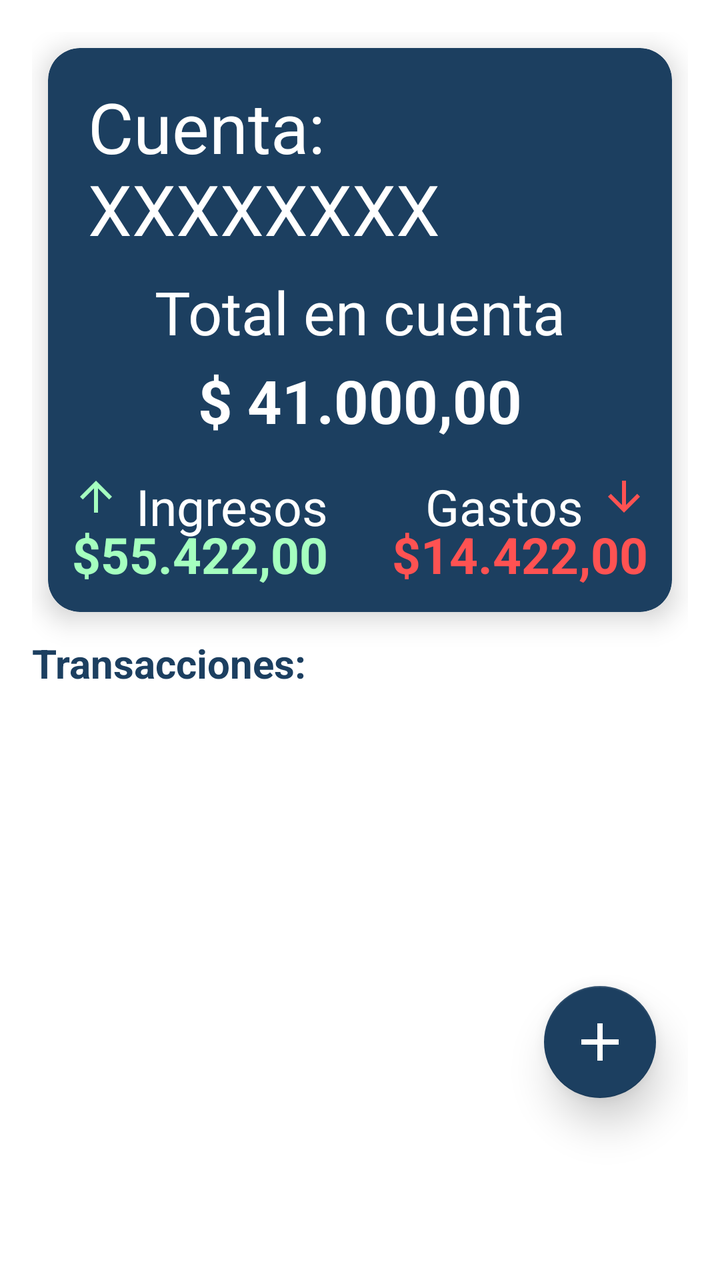
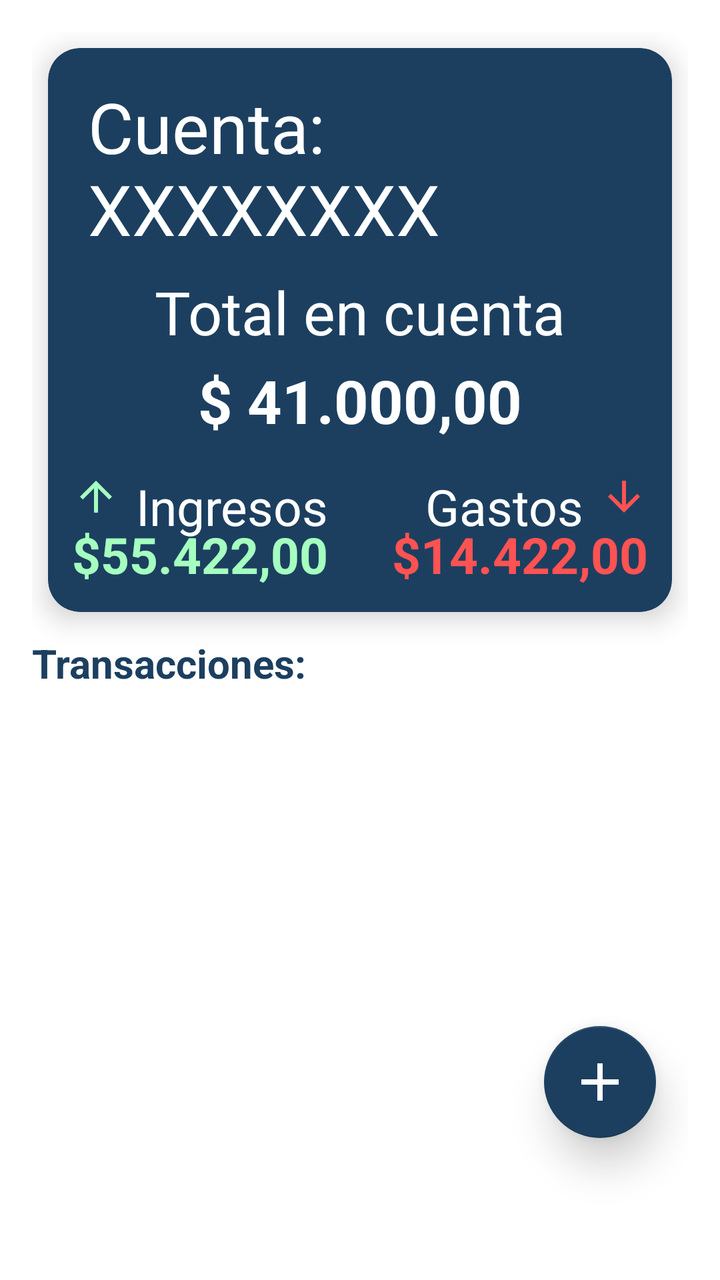

An Android layout rendered at two revisions. The XML below is the earlier revision; the diff shows what the commit changed to produce the second picture.
<!-- AndroidManifest.xml: application theme Theme.Parcial1amacn4avfiordaliso -->
<!-- res/layout/fragment_home.xml -->
<?xml version="1.0" encoding="utf-8"?>
<androidx.constraintlayout.widget.ConstraintLayout xmlns:android="http://schemas.android.com/apk/res/android"
    xmlns:app="http://schemas.android.com/apk/res-auto"
    xmlns:tools="http://schemas.android.com/tools"
    android:layout_width="match_parent"
    android:layout_height="match_parent"
    android:padding="16dp">

    <androidx.cardview.widget.CardView
        android:id="@+id/cardResumen"
        android:layout_width="0dp"
        android:layout_height="wrap_content"
        android:layout_margin="8dp"
        android:layout_marginBottom="12dp"
        app:cardCornerRadius="16dp"
        app:cardElevation="8dp"
        app:layout_constraintTop_toTopOf="parent"
        app:layout_constraintStart_toStartOf="parent"
        app:layout_constraintEnd_toEndOf="parent"
        android:backgroundTint="@color/colorPrimary">

        <androidx.constraintlayout.widget.ConstraintLayout
            android:layout_width="match_parent"
            android:layout_height="wrap_content"
            android:padding="12dp">

            <TextView
                android:id="@+id/tvCuenta"
                android:layout_width="wrap_content"
                android:layout_height="wrap_content"
                android:layout_marginStart="8dp"
                android:layout_marginTop="4dp"
                android:text="Cuenta: XXXXXXXX"
                android:textColor="@color/white"
                android:textSize="35sp"
                app:layout_constraintStart_toStartOf="parent"
                app:layout_constraintTop_toTopOf="parent" />

            <TextView
                android:id="@+id/tvTotalLabel"
                android:layout_width="wrap_content"
                android:layout_height="wrap_content"
                android:layout_marginTop="8dp"
                android:text="Total en cuenta"
                android:textColor="@color/white"
                android:textSize="30sp"
                app:layout_constraintEnd_toEndOf="parent"
                app:layout_constraintStart_toStartOf="parent"
                app:layout_constraintTop_toBottomOf="@id/tvCuenta" />

            <TextView
                android:id="@+id/tvTotalMonto"
                android:layout_width="wrap_content"
                android:layout_height="wrap_content"
                android:layout_marginTop="4dp"
                android:text="$ 41.000,00"
                android:textColor="@color/white"
                android:textSize="30sp"
                android:textStyle="bold"
                app:layout_constraintEnd_toEndOf="parent"
                app:layout_constraintStart_toStartOf="parent"
                app:layout_constraintTop_toBottomOf="@id/tvTotalLabel" />

            <ImageView
                android:id="@+id/iconIngresos"
                android:layout_width="24dp"
                android:layout_height="24dp"
                android:layout_marginTop="16dp"
                android:src="@drawable/baseline_arrow_upward_24"
                app:layout_constraintStart_toStartOf="parent"
                app:layout_constraintTop_toBottomOf="@id/tvTotalMonto" />

            <TextView
                android:id="@+id/tvIngresosLabel"
                android:layout_width="wrap_content"
                android:layout_height="wrap_content"
                android:layout_marginStart="8dp"
                android:text="Ingresos"
                android:textColor="@color/white"
                android:textSize="25sp"
                app:layout_constraintStart_toEndOf="@id/iconIngresos"
                app:layout_constraintTop_toTopOf="@id/iconIngresos" />

            <TextView
                android:id="@+id/tvIngresosMonto"
                android:layout_width="wrap_content"
                android:layout_height="wrap_content"
                android:text="$55.422,00"
                android:textColor="@color/colorIngreso"
                android:textSize="25sp"
                android:textStyle="bold"
                app:layout_constraintStart_toStartOf="parent"
                app:layout_constraintTop_toBottomOf="@id/iconIngresos" />

            <ImageView
                android:id="@+id/iconGastos"
                android:layout_width="24dp"
                android:layout_height="24dp"
                android:layout_marginTop="16dp"
                android:src="@drawable/baseline_arrow_downward_24"
                app:layout_constraintEnd_toEndOf="parent"
                app:layout_constraintTop_toBottomOf="@id/tvTotalMonto" />

            <TextView
                android:id="@+id/tvGastosLabel"
                android:layout_width="wrap_content"
                android:layout_height="wrap_content"
                android:layout_marginEnd="8dp"
                android:text="Gastos"
                android:textColor="@color/white"
                android:textSize="25sp"
                app:layout_constraintEnd_toStartOf="@id/iconGastos"
                app:layout_constraintTop_toTopOf="@id/iconGastos" />

            <TextView
                android:id="@+id/tvGastosMonto"
                android:layout_width="wrap_content"
                android:layout_height="wrap_content"
                android:text="$14.422,00"
                android:textColor="@color/colorGasto"
                android:textSize="25sp"
                android:textStyle="bold"
                app:layout_constraintEnd_toEndOf="parent"
                app:layout_constraintTop_toBottomOf="@id/iconGastos" />
        </androidx.constraintlayout.widget.ConstraintLayout>
    </androidx.cardview.widget.CardView>

    <TextView
        android:id="@+id/tvTituloTransacciones"
        android:layout_width="wrap_content"
        android:layout_height="wrap_content"
        android:text="Transacciones:"
        android:textSize="20sp"
        android:textStyle="bold"
        android:textColor="@color/colorPrimary"
        android:layout_marginTop="12dp"
        android:layout_marginBottom="4dp"
        app:layout_constraintTop_toBottomOf="@id/cardResumen"
        app:layout_constraintStart_toStartOf="parent" />

    <ScrollView
        android:id="@+id/scrollTransacciones"
        android:layout_width="0dp"
        android:layout_height="0dp"
        android:layout_marginTop="4dp"
        android:fillViewport="true"
        app:layout_constraintTop_toBottomOf="@id/tvTituloTransacciones"
        app:layout_constraintBottom_toTopOf="@id/fabMain"
        app:layout_constraintStart_toStartOf="parent"
        app:layout_constraintEnd_toEndOf="parent">

        <LinearLayout
            android:id="@+id/listaTransacciones"
            android:orientation="vertical"
            android:layout_width="match_parent"
            android:layout_height="wrap_content"
            android:padding="8dp"
            android:paddingBottom="72dp"/>
    </ScrollView>

    <com.google.android.material.floatingactionbutton.FloatingActionButton
        android:id="@+id/fabMain"
        android:layout_width="wrap_content"
        android:layout_height="wrap_content"
        android:layout_marginEnd="16dp"
        android:layout_marginBottom="75dp"
        android:src="@drawable/baseline_add_24"
        app:tint="@android:color/white"
        app:backgroundTint="@color/colorPrimary"
        app:layout_constraintBottom_toBottomOf="parent"
        app:layout_constraintEnd_toEndOf="parent"
        app:elevation="12dp"
        app:maxImageSize="32dp"/>
</androidx.constraintlayout.widget.ConstraintLayout>
<!-- resources referenced by this layout -->
<resources>
  <color name="colorGasto">#FF5252</color>
  <color name="colorIngreso">#A5FFBF</color>
  <color name="colorPrimary">#1C3F60</color>
  <color name="white">#FFFFFFFF</color>
  <!-- drawable baseline_add_24 (drawable) -->
  <vector xmlns:android="http://schemas.android.com/apk/res/android" android:height="24dp" android:tint="#FFFFFF" android:viewportHeight="24" android:viewportWidth="24" android:width="24dp">
        
      <path android:fillColor="@android:color/white" android:pathData="M19,13h-6v6h-2v-6H5v-2h6V5h2v6h6v2z"/>
      
  </vector>
  <!-- drawable baseline_arrow_downward_24 (drawable) -->
  <vector xmlns:android="http://schemas.android.com/apk/res/android" android:height="24dp" android:tint="#FF5252" android:viewportHeight="24" android:viewportWidth="24" android:width="24dp">
        
      <path android:fillColor="@android:color/white" android:pathData="M20,12l-1.41,-1.41L13,16.17V4h-2v12.17l-5.58,-5.59L4,12l8,8 8,-8z"/>
      
  </vector>
  <!-- drawable baseline_arrow_upward_24 (drawable) -->
  <vector xmlns:android="http://schemas.android.com/apk/res/android" android:height="24dp" android:tint="#A5FFBF" android:viewportHeight="24" android:viewportWidth="24" android:width="24dp">
        
      <path android:fillColor="@android:color/white" android:pathData="M4,12l1.41,1.41L11,7.83V20h2V7.83l5.58,5.59L20,12l-8,-8 -8,8z"/>
      
  </vector>
  <style name="Theme.Parcial1amacn4avfiordaliso" parent="Theme.MaterialComponents.DayNight.NoActionBar">
          <item name="colorPrimary">@color/colorPrimary</item>
          <item name="colorPrimaryVariant">@color/colorPrimaryVariant</item>
          <item name="colorOnPrimary">@color/white</item>
  
          <item name="colorSecondary">@color/colorAccent</item>
          <item name="colorOnSecondary">@color/black</item>
  
          <item name="android:colorBackground">@color/white</item>
          <item name="colorOnBackground">@color/black</item>
      </style>
  <color name="colorPrimaryVariant">#14493E</color>
  <color name="colorAccent">#C9A44C</color>
  <color name="black">#FF000000</color>
</resources>

<!-- the commit's change to res/layout/fragment_home.xml (unified diff, before → after) -->
@@ -155,15 +155,16 @@
             android:layout_width="match_parent"
             android:layout_height="wrap_content"
             android:padding="8dp"
-            android:paddingBottom="72dp"/>
+            android:paddingBottom="16dp"/> 
     </ScrollView>
 
+    
     <com.google.android.material.floatingactionbutton.FloatingActionButton
         android:id="@+id/fabMain"
         android:layout_width="wrap_content"
         android:layout_height="wrap_content"
         android:layout_marginEnd="16dp"
-        android:layout_marginBottom="75dp"
+        android:layout_marginBottom="55dp"
         android:src="@drawable/baseline_add_24"
         app:tint="@android:color/white"
         app:backgroundTint="@color/colorPrimary"
